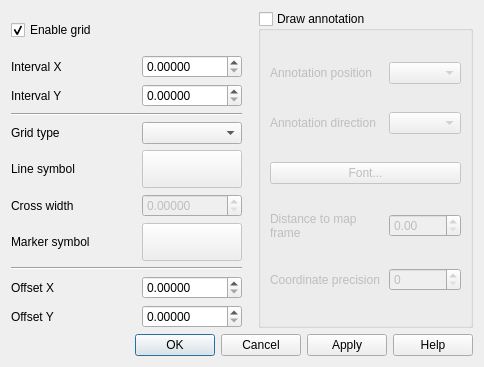
Qt form src/ui/qgsdecorationgriddialog.ui (kadas-albireo/kadas-albireo) before a commit.
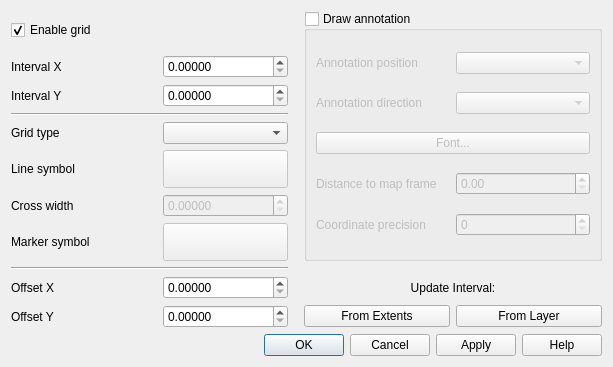
The same form after that commit.

Commit message: set default interval to approx. 1/5 of map extent ; add option to set interval from raster layer ; disable grid when map units change ; reset grid (and disable) when project changes

Diff of the .ui file:
```diff
--- a/src/ui/qgsdecorationgriddialog.ui
+++ b/src/ui/qgsdecorationgriddialog.ui
@@ -6,7 +6,7 @@
    <rect>
     <x>0</x>
     <y>0</y>
-    <width>484</width>
+    <width>613</width>
     <height>367</height>
    </rect>
   </property>
@@ -18,7 +18,7 @@
     <enum>QLayout::SetMinimumSize</enum>
    </property>
    <item>
-    <layout class="QGridLayout" name="gridLayout_3" columnstretch="0,0,0,0" columnminimumwidth="125,100,0,0">
+    <layout class="QGridLayout" name="gridLayout_3" columnstretch="0,0,0,0,0" columnminimumwidth="125,100,0,0,0">
      <item row="0" column="0">
       <widget class="QCheckBox" name="chkEnable">
        <property name="sizePolicy">
@@ -38,105 +38,6 @@
        </property>
       </widget>
      </item>
-     <item row="0" column="2">
-      <spacer name="horizontalSpacer">
-       <property name="orientation">
-        <enum>Qt::Horizontal</enum>
-       </property>
-       <property name="sizeType">
-        <enum>QSizePolicy::Fixed</enum>
-       </property>
-       <property name="sizeHint" stdset="0">
-        <size>
-         <width>10</width>
-         <height>20</height>
-        </size>
-       </property>
-      </spacer>
-     </item>
-     <item row="0" column="3" rowspan="11">
-      <widget class="QGroupBox" name="mDrawAnnotationCheckBox">
-       <property name="title">
-        <string>Draw annotation</string>
-       </property>
-       <property name="flat">
-        <bool>false</bool>
-       </property>
-       <property name="checkable">
-        <bool>true</bool>
-       </property>
-       <property name="checked">
-        <bool>false</bool>
-       </property>
-       <layout class="QGridLayout" name="gridLayout">
-        <property name="sizeConstraint">
-         <enum>QLayout::SetMinimumSize</enum>
-        </property>
-        <item row="0" column="0">
-         <widget class="QLabel" name="mAnnotationPositionLabel">
-          <property name="text">
-           <string>Annotation position</string>
-          </property>
-          <property name="wordWrap">
-           <bool>true</bool>
-          </property>
-         </widget>
-        </item>
-        <item row="0" column="1">
-         <widget class="QComboBox" name="mAnnotationPositionComboBox"/>
-        </item>
-        <item row="1" column="0">
-         <widget class="QLabel" name="mAnnotationDirectionLabel">
-          <property name="frameShape">
-           <enum>QFrame::NoFrame</enum>
-          </property>
-          <property name="text">
-           <string>Annotation direction</string>
-          </property>
-          <property name="wordWrap">
-           <bool>true</bool>
-          </property>
-         </widget>
-        </item>
-        <item row="1" column="1">
-         <widget class="QComboBox" name="mAnnotationDirectionComboBox"/>
-        </item>
-        <item row="2" column="0" colspan="2">
-         <widget class="QPushButton" name="mAnnotationFontButton">
-          <property name="text">
-           <string>Font...</string>
-          </property>
-         </widget>
-        </item>
-        <item row="3" column="0">
-         <widget class="QLabel" name="mDistanceToFrameLabel">
-          <property name="text">
-           <string>Distance to map frame</string>
-          </property>
-          <property name="wordWrap">
-           <bool>true</bool>
-          </property>
-         </widget>
-        </item>
-        <item row="3" column="1">
-         <widget class="QDoubleSpinBox" name="mDistanceToMapFrameSpinBox"/>
-        </item>
-        <item row="4" column="0">
-         <widget class="QLabel" name="mCoordinatePrecisionLabel">
-          <property name="text">
-           <string>Coordinate precision</string>
-          </property>
-          <property name="wordWrap">
-           <bool>true</bool>
-          </property>
-         </widget>
-        </item>
-        <item row="4" column="1">
-         <widget class="QSpinBox" name="mCoordinatePrecisionSpinBox"/>
-        </item>
-       </layout>
-      </widget>
-     </item>
      <item row="1" column="0">
       <widget class="QLabel" name="mIntervalXLabel">
        <property name="text">
@@ -349,7 +250,7 @@
        </property>
        <property name="minimumSize">
         <size>
-         <width>100</width>
+         <width>125</width>
          <height>0</height>
         </size>
        </property>
@@ -383,6 +284,135 @@
        </property>
       </widget>
      </item>
+     <item row="1" column="2">
+      <spacer name="horizontalSpacer">
+       <property name="orientation">
+        <enum>Qt::Horizontal</enum>
+       </property>
+       <property name="sizeType">
+        <enum>QSizePolicy::Fixed</enum>
+       </property>
+       <property name="sizeHint" stdset="0">
+        <size>
+         <width>10</width>
+         <height>20</height>
+        </size>
+       </property>
+      </spacer>
+     </item>
+     <item row="0" column="3" rowspan="8" colspan="2">
+      <widget class="QGroupBox" name="mDrawAnnotationCheckBox">
+       <property name="title">
+        <string>Draw annotation</string>
+       </property>
+       <property name="flat">
+        <bool>false</bool>
+       </property>
+       <property name="checkable">
+        <bool>true</bool>
+       </property>
+       <property name="checked">
+        <bool>false</bool>
+       </property>
+       <layout class="QGridLayout" name="gridLayout">
+        <property name="sizeConstraint">
+         <enum>QLayout::SetMinimumSize</enum>
+        </property>
+        <item row="0" column="0">
+         <widget class="QLabel" name="mAnnotationPositionLabel">
+          <property name="text">
+           <string>Annotation position</string>
+          </property>
+          <property name="wordWrap">
+           <bool>true</bool>
+          </property>
+         </widget>
+        </item>
+        <item row="0" column="1">
+         <widget class="QComboBox" name="mAnnotationPositionComboBox"/>
+        </item>
+        <item row="1" column="0">
+         <widget class="QLabel" name="mAnnotationDirectionLabel">
+          <property name="frameShape">
+           <enum>QFrame::NoFrame</enum>
+          </property>
+          <property name="text">
+           <string>Annotation direction</string>
+          </property>
+          <property name="wordWrap">
+           <bool>true</bool>
+          </property>
+         </widget>
+        </item>
+        <item row="1" column="1">
+         <widget class="QComboBox" name="mAnnotationDirectionComboBox"/>
+        </item>
+        <item row="2" column="0" colspan="2">
+         <widget class="QPushButton" name="mAnnotationFontButton">
+          <property name="text">
+           <string>Font...</string>
+          </property>
+         </widget>
+        </item>
+        <item row="3" column="0">
+         <widget class="QLabel" name="mDistanceToFrameLabel">
+          <property name="text">
+           <string>Distance to map frame</string>
+          </property>
+          <property name="wordWrap">
+           <bool>true</bool>
+          </property>
+         </widget>
+        </item>
+        <item row="3" column="1">
+         <widget class="QDoubleSpinBox" name="mDistanceToMapFrameSpinBox"/>
+        </item>
+        <item row="4" column="0">
+         <widget class="QLabel" name="mCoordinatePrecisionLabel">
+          <property name="text">
+           <string>Coordinate precision</string>
+          </property>
+          <property name="wordWrap">
+           <bool>true</bool>
+          </property>
+         </widget>
+        </item>
+        <item row="4" column="1">
+         <widget class="QSpinBox" name="mCoordinatePrecisionSpinBox"/>
+        </item>
+       </layout>
+      </widget>
+     </item>
+     <item row="9" column="3" colspan="2">
+      <widget class="QLabel" name="label">
+       <property name="midLineWidth">
+        <number>0</number>
+       </property>
+       <property name="text">
+        <string>Update Interval:</string>
+       </property>
+       <property name="textFormat">
+        <enum>Qt::PlainText</enum>
+       </property>
+       <property name="alignment">
+        <set>Qt::AlignCenter</set>
+       </property>
+      </widget>
+     </item>
+     <item row="10" column="4">
+      <widget class="QPushButton" name="mPbtnUpdateFromLayer">
+       <property name="text">
+        <string>From Layer</string>
+       </property>
+      </widget>
+     </item>
+     <item row="10" column="3">
+      <widget class="QPushButton" name="mPbtnUpdateFromExtents">
+       <property name="text">
+        <string>From Extents</string>
+       </property>
+      </widget>
+     </item>
     </layout>
    </item>
    <item>
```
The commit also changes 7 other files.
